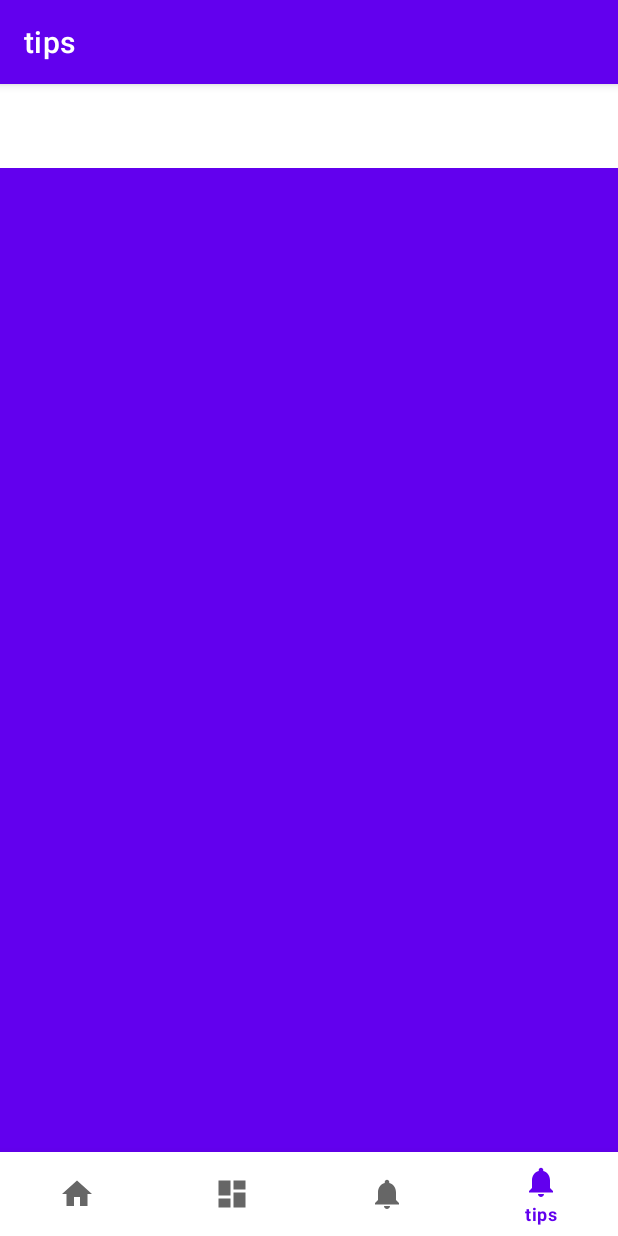
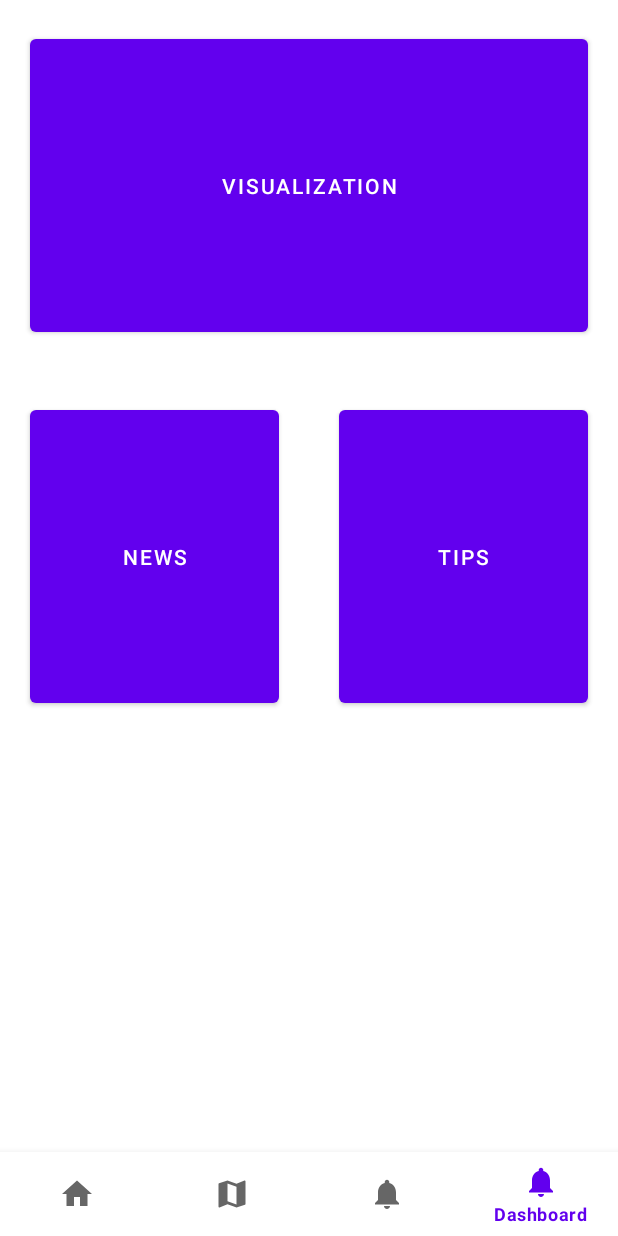
Before and after one commit to ETS-Android2/PSafe3.0, an Android app: the TipsFragment screen opened through its navigation route, item 4 of the bottom bar chosen, on a phone screen of 412 x 824 dp. Run offline under Robolectric (Android 15) with nearby library versions, the phone set to English and light mode, and no system bars; our stand-ins replace Firebase (no records; nobody signed in at launch, a user with empty details on screens opened directly), navigation-ui.

Commit message:
UI update； dashboard->tips

```diff
--- a/app/src/main/java/com/example/psafe/BottomActivity.java
+++ b/app/src/main/java/com/example/psafe/BottomActivity.java
@@ -1,6 +1,8 @@
 package com.example.psafe;
 
 import android.os.Bundle;
+import android.view.Window;
+import android.view.WindowManager;
 
 import com.google.android.material.bottomnavigation.BottomNavigationView;
 
@@ -15,12 +17,16 @@ public class BottomActivity extends AppCompatActivity {
     @Override
     protected void onCreate(Bundle savedInstanceState) {
         super.onCreate(savedInstanceState);
+        requestWindowFeature(Window.FEATURE_NO_TITLE); //will hide the title
+        getSupportActionBar().hide(); // hide the title bar
+        this.getWindow().setFlags(WindowManager.LayoutParams.FLAG_FULLSCREEN,
+                WindowManager.LayoutParams.FLAG_FULLSCREEN); //enable full screen
         setContentView(R.layout.activity_bottom);
         BottomNavigationView navView = findViewById(R.id.nav_view);
         // Passing each menu ID as a set of Ids because each
         // menu should be considered as top level destinations.
         AppBarConfiguration appBarConfiguration = new AppBarConfiguration.Builder(
-                R.id.nav_home, R.id.nav_map, R.id.nav_gallery,R.id.nav_tips)
+                R.id.nav_home, R.id.nav_map, R.id.nav_gallery,R.id.nav_dashboard)
                 .build();
         NavController navController = Navigation.findNavController(this, R.id.nav_host_fragment);
         NavigationUI.setupActionBarWithNavController(this, navController, appBarConfiguration);
--- a/app/src/main/java/com/example/psafe/ui/dashboard/DashboardFragment.java
+++ b/app/src/main/java/com/example/psafe/ui/dashboard/DashboardFragment.java
@@ -1,5 +1,6 @@
 package com.example.psafe.ui.dashboard;
 
+import android.content.Intent;
 import android.os.Bundle;
 import android.view.LayoutInflater;
 import android.view.View;
@@ -9,27 +10,43 @@ import android.widget.TextView;
 import androidx.annotation.NonNull;
 import androidx.annotation.Nullable;
 import androidx.fragment.app.Fragment;
+import androidx.fragment.app.FragmentTransaction;
 import androidx.lifecycle.Observer;
 import androidx.lifecycle.ViewModelProvider;
+import androidx.navigation.NavController;
+import androidx.navigation.Navigation;
 
 import com.example.psafe.R;
+import com.example.psafe.databinding.FragmentDashboardBinding;
+import com.example.psafe.ui.gallery.GalleryFragment;
+import com.example.psafe.ui.gallery.GalleryViewModel;
+import com.example.psafe.ui.login.LoginActivity;
+import com.example.psafe.ui.login.SignupActivity;
 
 public class DashboardFragment extends Fragment {
 
     private DashboardViewModel dashboardViewModel;
+    FragmentDashboardBinding fragmentDashboardBinding;
 
     public View onCreateView(@NonNull LayoutInflater inflater,
                              ViewGroup container, Bundle savedInstanceState) {
         dashboardViewModel =
                 new ViewModelProvider(this).get(DashboardViewModel.class);
-        View root = inflater.inflate(R.layout.fragment_dashboard, container, false);
-        final TextView textView = root.findViewById(R.id.text_dashboard);
-        dashboardViewModel.getText().observe(getViewLifecycleOwner(), new Observer<String>() {
-            @Override
-            public void onChanged(@Nullable String s) {
-                textView.setText(s);
-            }
-        });
+        //View root = inflater.inflate(R.layout.fragment_dashboard, container, false);
+        fragmentDashboardBinding = FragmentDashboardBinding.inflate(getLayoutInflater());
+        View root = fragmentDashboardBinding.getRoot();
+
+
+
         return root;
     }
+
+    @Override
+    public void onActivityCreated(@Nullable Bundle savedInstanceState) {
+        super.onActivityCreated(savedInstanceState);
+        fragmentDashboardBinding.dashboardTipsButton.setOnClickListener(v -> {
+            NavController navController = Navigation.findNavController(v);
+            navController.navigate(R.id.action_dashboardFragment_to_nav_tips);
+        });
+    }
 }
--- a/app/src/main/res/layout/activity_bottom.xml
+++ b/app/src/main/res/layout/activity_bottom.xml
@@ -3,8 +3,9 @@
     xmlns:app="http://schemas.android.com/apk/res-auto"
     android:id="@+id/container"
     android:layout_width="match_parent"
-    android:layout_height="match_parent"
-    android:paddingTop="?attr/actionBarSize">
+    android:layout_height="match_parent">
+<!-- android:paddingTop="?attr/actionBarSize" -->
+
 
     <com.google.android.material.bottomnavigation.BottomNavigationView
         android:id="@+id/nav_view"
--- a/app/src/main/res/layout/fragment_dashboard.xml
+++ b/app/src/main/res/layout/fragment_dashboard.xml
@@ -6,17 +6,61 @@
     android:layout_height="match_parent"
     tools:context=".ui.dashboard.DashboardFragment">
 
-    <TextView
-        android:id="@+id/text_dashboard"
+    <Button
+        android:id="@+id/dashboard_visualize_button"
         android:layout_width="match_parent"
-        android:layout_height="wrap_content"
-        android:layout_marginStart="8dp"
-        android:layout_marginTop="8dp"
-        android:layout_marginEnd="8dp"
-        android:textAlignment="center"
-        android:textSize="20sp"
-        app:layout_constraintBottom_toBottomOf="parent"
+        android:layout_margin="20dp"
+        android:layout_height="0dp"
+        app:layout_constraintCircleRadius="20dp"
+        android:text="@string/dashboard_visualization"
+        app:layout_constraintBottom_toTopOf="@+id/guideline9"
         app:layout_constraintEnd_toEndOf="parent"
         app:layout_constraintStart_toStartOf="parent"
         app:layout_constraintTop_toTopOf="parent" />
+
+    <Button
+        android:id="@+id/dashboard_news_button"
+        android:layout_width="0dp"
+        android:layout_height="0dp"
+        app:layout_constraintCircleRadius="20dp"
+        android:layout_margin="20dp"
+
+        android:text="@string/dashboard_news"
+        app:layout_constraintBottom_toTopOf="@+id/guideline11"
+        app:layout_constraintEnd_toStartOf="@+id/guideline12"
+        app:layout_constraintStart_toStartOf="parent"
+        app:layout_constraintTop_toTopOf="@+id/guideline9" />
+
+    <Button
+        android:id="@+id/dashboard_tips_button"
+        android:text="@string/dashboard_tips"
+        android:layout_width="0dp"
+        android:layout_height="0dp"
+        app:layout_constraintCircleRadius="20dp"
+        android:layout_margin="20dp"
+        app:layout_constraintBottom_toTopOf="@+id/guideline11"
+        app:layout_constraintEnd_toEndOf="parent"
+        app:layout_constraintStart_toStartOf="@+id/guideline12"
+        app:layout_constraintTop_toTopOf="@+id/guideline9" />
+
+    <androidx.constraintlayout.widget.Guideline
+        android:id="@+id/guideline9"
+        android:layout_width="wrap_content"
+        android:layout_height="wrap_content"
+        android:orientation="horizontal"
+        app:layout_constraintGuide_percent="0.3" />
+
+    <androidx.constraintlayout.widget.Guideline
+        android:id="@+id/guideline11"
+        android:layout_width="wrap_content"
+        android:layout_height="wrap_content"
+        android:orientation="horizontal"
+        app:layout_constraintGuide_percent="0.6" />
+
+    <androidx.constraintlayout.widget.Guideline
+        android:id="@+id/guideline12"
+        android:layout_width="wrap_content"
+        android:layout_height="wrap_content"
+        android:orientation="vertical"
+        app:layout_constraintGuide_percent="0.50" />
 </androidx.constraintlayout.widget.ConstraintLayout>
--- a/app/src/main/res/layout/tips_fragment.xml
+++ b/app/src/main/res/layout/tips_fragment.xml
@@ -4,21 +4,30 @@
     xmlns:tools="http://schemas.android.com/tools"
     android:layout_width="match_parent"
     android:layout_height="match_parent"
-    tools:context=".ui.gallery.GalleryFragment"
-    android:background="@color/purple_500">
+    android:background="@color/purple_500"
+    tools:context=".ui.gallery.GalleryFragment">
 
+
+    <androidx.appcompat.widget.Toolbar
+        android:id="@+id/toolbar_tips"
+        android:layout_width="match_parent"
+        android:layout_height="60dp"
+        android:background="?attr/colorPrimary"
+        android:minHeight="?attr/actionBarSize"
+        android:theme="?attr/actionBarTheme"
+        app:layout_constraintEnd_toEndOf="parent"
+        app:layout_constraintStart_toStartOf="parent"
+        app:layout_constraintTop_toTopOf="parent" />
 
     <androidx.recyclerview.widget.RecyclerView
         android:id="@+id/tipsRecyclerView"
         android:layout_width="match_parent"
-        android:layout_height="match_parent"
+        android:layout_height="0dp"
 
-        android:layout_marginStart="5dp"
-        android:layout_marginTop="5dp"
-        android:layout_marginEnd="5dp"
-        android:layout_marginBottom="5dp"
         app:layout_constraintBottom_toBottomOf="parent"
         app:layout_constraintEnd_toEndOf="parent"
         app:layout_constraintStart_toStartOf="parent"
-        app:layout_constraintTop_toTopOf="parent" />
+        app:layout_constraintTop_toBottomOf="@id/toolbar_tips">
+
+    </androidx.recyclerview.widget.RecyclerView>
 </androidx.constraintlayout.widget.ConstraintLayout>
--- a/app/src/main/res/menu/bottom_nav_menu.xml
+++ b/app/src/main/res/menu/bottom_nav_menu.xml
@@ -8,7 +8,7 @@
 
     <item
         android:id="@+id/nav_map"
-        android:icon="@drawable/ic_dashboard_black_24dp"
+        android:icon="@drawable/ic_baseline_map_24"
         android:title="@string/menu_map" />
 
     <item
@@ -16,8 +16,8 @@
         android:icon="@drawable/ic_notifications_black_24dp"
         android:title="@string/menu_news" />
     <item
-        android:id="@+id/nav_tips"
+        android:id="@+id/nav_dashboard"
         android:icon="@drawable/ic_notifications_black_24dp"
-        android:title="@string/menu_tips" />
+        android:title="@string/menu_dashboard" />
 
 </menu>
--- a/app/src/main/res/navigation/mobile_navigation.xml
+++ b/app/src/main/res/navigation/mobile_navigation.xml
@@ -25,12 +25,25 @@
         android:id="@+id/nav_tips"
         android:name="com.example.psafe.ui.tips.TipsFragment"
         android:label="@string/menu_tips"
-        tools:layout="@layout/tips_fragment"/>
+        tools:layout="@layout/tips_fragment">
+        <action
+            android:id="@+id/action_nav_tips_to_dashboardFragment"
+            app:destination="@id/nav_dashboard" />
+    </fragment>
     <fragment
         android:id="@+id/nav_help"
         android:name="com.example.psafe.ui.help.HelpFragment"
         android:label="@string/menu_help"
         tools:layout="@layout/fragment_help" />
+    <fragment
+        android:id="@+id/nav_dashboard"
+        android:name="com.example.psafe.ui.dashboard.DashboardFragment"
+        android:label="fragment_dashboard"
+        tools:layout="@layout/fragment_dashboard" >
+        <action
+            android:id="@+id/action_dashboardFragment_to_nav_tips"
+            app:destination="@id/nav_tips" />
+    </fragment>
 
 
 </navigation>
--- a/app/src/main/res/values/strings.xml
+++ b/app/src/main/res/values/strings.xml
@@ -47,29 +47,22 @@
     <string name="news_placeholder">content</string>
     <string name="like">like</string>
     <string name="dislike">dislike</string>
-    <string name="menu_tips">tips</string>
-
-
-    <string name="weather_sunny">&#xf00d;</string>
-    <string name="weather_clear_night">&#xf02e;</string>
-
-    <string name="weather_foggy">&#xf014;</string>
-    <string name="weather_cloudy">&#xf013;</string>
-    <string name="weather_rainy">&#xf019;</string>
-    <string name="weather_snowy">&#xf01b;</string>
-    <string name="weather_thunder">&#xf01e;</string>
-    <string name="weather_drizzle">&#xf01c;</string>
+    <string name="menu_tips">Tips</string>
 
     <string name="place_not_found">Sorry, no weather data found.</string>
     <!-- TODO: Remove or change this placeholder text -->
     <string name="hello_blank_fragment">Hello blank fragment</string>
     <string name="user_location_permission_explanation">need permittion</string>
     <string name="menu_test_map_fragment">test map</string>
-    <string name="menu_help">help</string>
+    <string name="menu_help">Help</string>
     <string name="help_string">This video is the instruction of PSafe</string>
     <string name="title_activity_bottom">MainActivity</string>
     <string name="title_home">Home</string>
     <string name="title_dashboard">Dashboard</string>
     <string name="title_notifications">Notifications</string>
+    <string name="dashboard_tips">Tips</string>
+    <string name="dashboard_news">News</string>
+    <string name="dashboard_visualization">Visualization</string>
+    <string name="menu_dashboard">Dashboard</string>
 
 </resources>
```
Also changed, not shown: app/src/debug/res/values/google_maps_api.xml (deleted, +0 -24 lines), app/src/main/AndroidManifest.xml (+5 -4 lines), app/src/main/java/com/example/psafe/MapsFragment.java (deleted, +0 -57 lines), app/src/main/java/com/example/psafe/ui/slideshow/SlideshowFragment.java (deleted, +0 -49 lines), app/src/main/java/com/example/psafe/ui/slideshow/SlideshowViewModel.java (deleted, +0 -41 lines), app/src/main/res/drawable/ic_menu_gallery.xml (deleted, +0 -9 lines), app/src/main/res/drawable/ic_menu_slideshow.xml (deleted, +0 -9 lines), app/src/main/res/layout/fragment_maps.xml (deleted, +0 -8 lines), app/src/main/res/layout/fragment_slideshow.xml (deleted, +0 -24 lines), app/src/main/res/layout/one_news.xml (deleted, +0 -32 lines).
